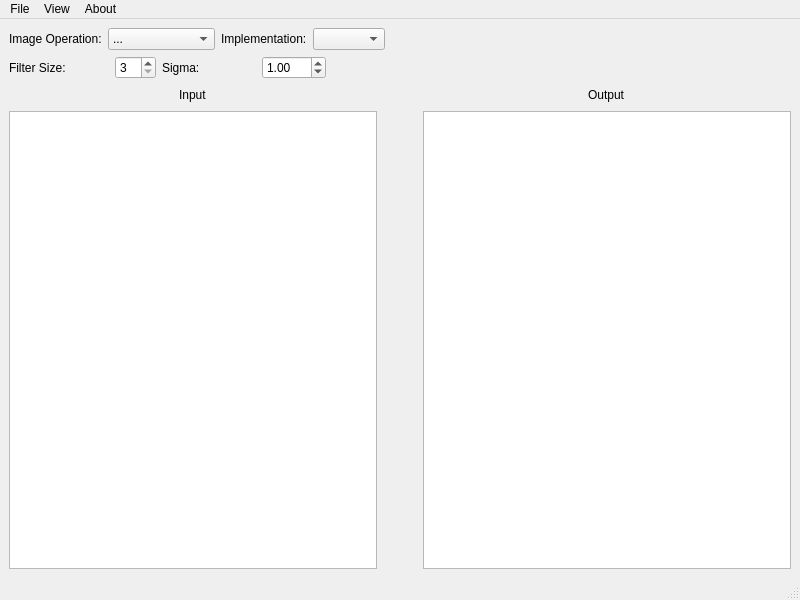
Old version of the form MainWindow.ui in the repository ilou89/PixelGround.
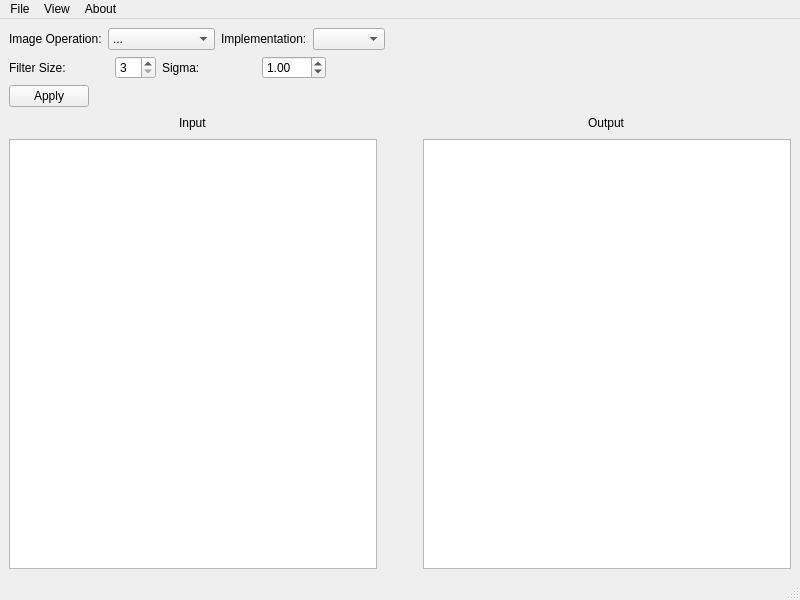
New version of the form.

Commit message: [+] perform action on button push plus progressbar

What changed in the file:
```diff
--- a/MainWindow.ui
+++ b/MainWindow.ui
@@ -170,6 +170,36 @@
         </item>
        </layout>
       </item>
+      <item>
+       <layout class="QHBoxLayout" name="horizontalLayout_5">
+        <item>
+         <widget class="QPushButton" name="pushButton">
+          <property name="sizePolicy">
+           <sizepolicy hsizetype="Maximum" vsizetype="Fixed">
+            <horstretch>0</horstretch>
+            <verstretch>0</verstretch>
+           </sizepolicy>
+          </property>
+          <property name="text">
+           <string>Apply</string>
+          </property>
+         </widget>
+        </item>
+        <item>
+         <spacer name="horizontalSpacer_5">
+          <property name="orientation">
+           <enum>Qt::Orientation::Horizontal</enum>
+          </property>
+          <property name="sizeHint" stdset="0">
+           <size>
+            <width>40</width>
+            <height>20</height>
+           </size>
+          </property>
+         </spacer>
+        </item>
+       </layout>
+      </item>
       <item>
        <layout class="QHBoxLayout" name="horizontalLayout_3">
         <item alignment="Qt::AlignmentFlag::AlignHCenter">
```
The commit also changes 4 other files.
